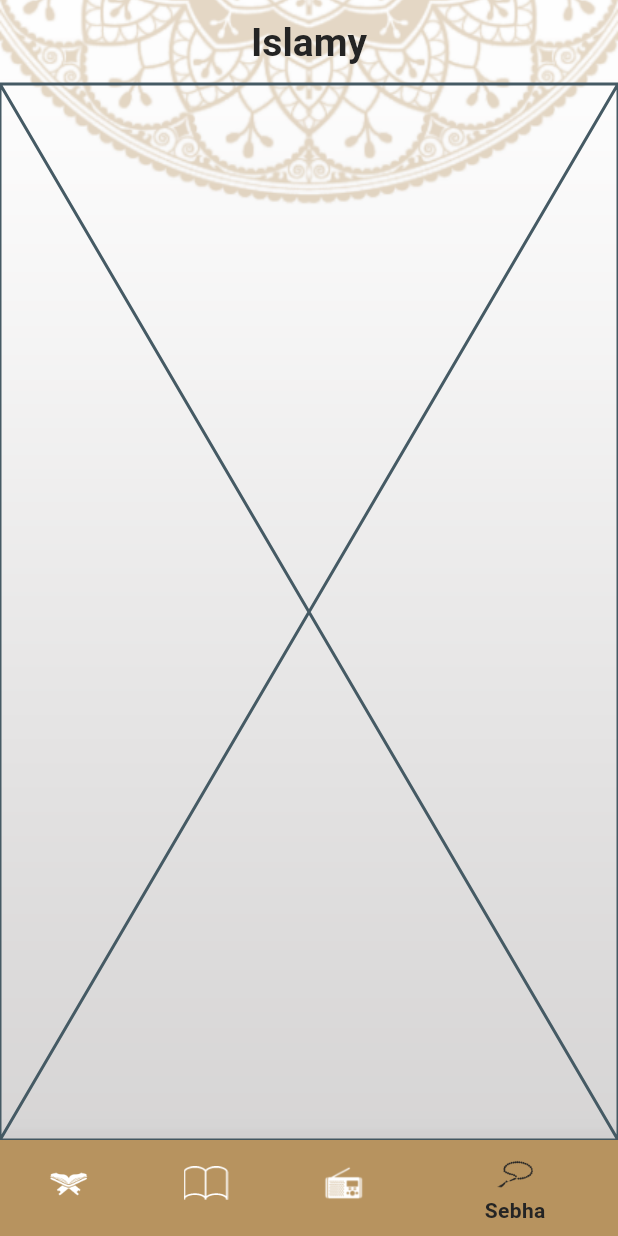
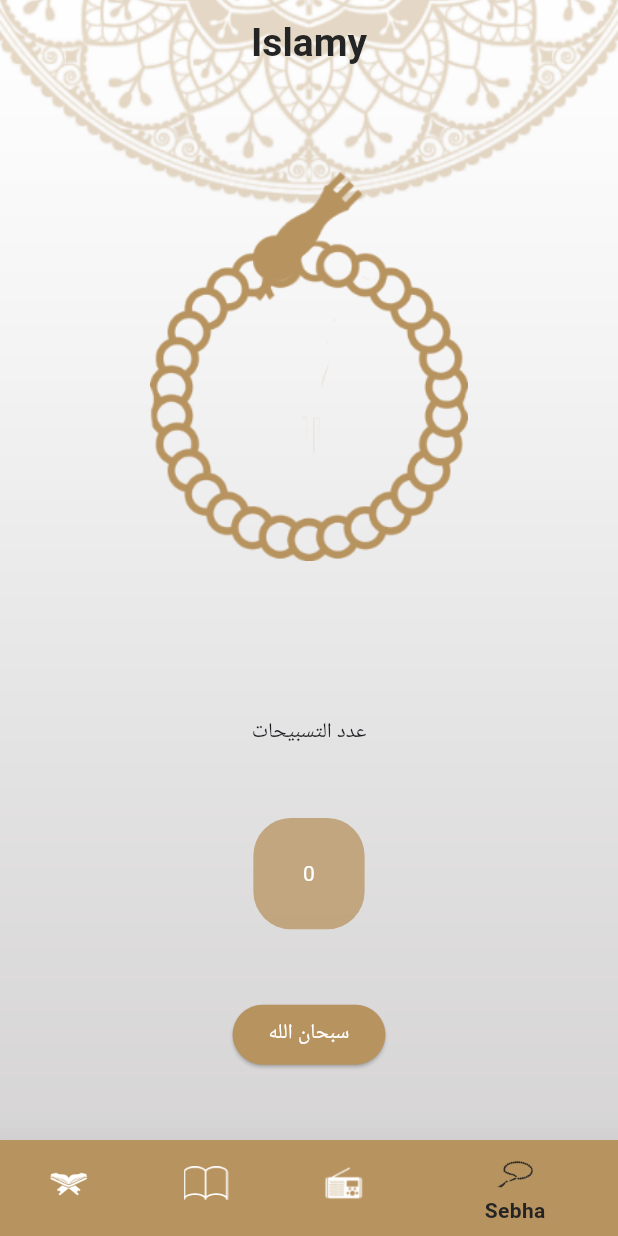
Before and after one commit to saraalbagory/islamy_application, a Flutter app: the screen it shows after launch, item 4 of the bottom bar chosen, on a phone screen of 412 x 824 dp. Run offline on Flutter 3.47's test engine with Material 3 defaults, Android fonts, the light colour scheme and no system bars.

Commit message:
did the sebah

```diff
--- a/lib/pages/sebah_screen.dart
+++ b/lib/pages/sebah_screen.dart
@@ -1,10 +1,78 @@
 import 'package:flutter/material.dart';
 
-class SebahScreen extends StatelessWidget {
+class SebahScreen extends StatefulWidget {
   const SebahScreen({super.key});
 
   @override
+  State<SebahScreen> createState() => _SebahScreenState();
+}
+
+class _SebahScreenState extends State<SebahScreen> {
+  double angle = 0;
+  int counter = 0;
+  List<String> tasebahat = ["سبحان الله", "الحمد لله", "الله أكبر"];
+  int currentTasebah = 0;
+  @override
   Widget build(BuildContext context) {
-    return const Placeholder();
+    return Container(
+      height: double.infinity,
+      child: Scaffold(
+          body: Center(
+        child: Column(
+          mainAxisAlignment: MainAxisAlignment.spaceEvenly,
+          // crossAxisAlignment: CrossAxisAlignment.center,
+          children: [
+            Transform.rotate(
+              angle: angle,
+              child: Stack(
+                alignment: Alignment.center,
+                children: [Container(
+                  height: MediaQuery.of(context).size.height * 0.4,
+                ),
+                  Image.asset("assets/images/body_sebha_logo.png",height:MediaQuery.of(context).size.height * 0.26,width:double.infinity ,),
+                  Positioned(
+                        left: 160,
+                       top: 0,
+                      // right:62,
+                      bottom: 200,
+                      child: Image.asset("assets/images/head_of_seb7a.png"))
+                ],
+              ),
+            ),Text("عدد التسبيحات"),
+            Container(
+              height: MediaQuery.of(context).size.height * 0.09,
+              width: MediaQuery.of(context).size.height * 0.09,
+              decoration: BoxDecoration(
+                  borderRadius: BorderRadius.circular(25),
+                  color: Theme.of(context).primaryColor.withOpacity(0.75)),
+              child: Center(
+                  child: Text(
+                counter.toString(),
+                style: TextStyle(color: Colors.white),
+              )),
+            ),
+            ElevatedButton(
+                style: ElevatedButton.styleFrom(
+                  backgroundColor: Theme.of(context).primaryColor,
+                ),
+                onPressed: rotate, child: Text(tasebahat[currentTasebah],style: TextStyle(color: Colors.white),))
+          ],
+        ),
+      )),
+    );
+  }
+
+  rotate() {
+    setState(() {
+      angle += 0.3;
+      counter++;
+      if (counter % 30 == 0) {
+        if (currentTasebah < 2) {
+          currentTasebah++;
+        } else {
+          currentTasebah = 0;
+        }
+      }
+    });
   }
 }
```
Also changed, not shown: assets/images/head_of_seb7a.png (added).
